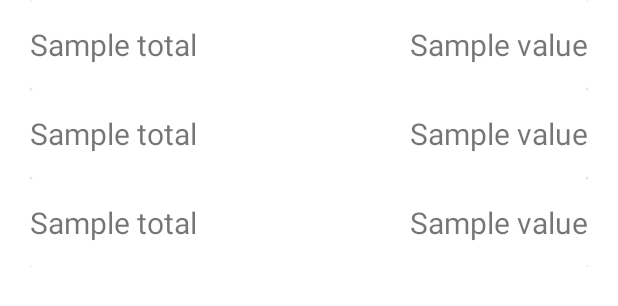
After one commit to morj12/dotametrics, an Android app: the layout fragment_totals.xml on its own in the app's theme, with its tools: preview values and no code run, on a phone screen of 412 x 824 dp. The commit adds this screen. Shown: the top 306 px of the screen. Run offline under Robolectric (Android 15) with nearby library versions, the phone set to English and light mode, and no system bars.

Commit message:
Add account totals

```diff
--- a/app/src/main/java/com/example/dotametrics/data/service/DotaService.kt
+++ b/app/src/main/java/com/example/dotametrics/data/service/DotaService.kt
@@ -1,6 +1,7 @@
 package com.example.dotametrics.data.service
 
 import com.example.dotametrics.data.model.players.PlayersResult
+import com.example.dotametrics.data.model.players.totals.TotalsResult
 import com.example.dotametrics.data.model.players.wl.WLResult
 import com.example.dotametrics.data.model.search.SearchResult
 import retrofit2.Call
@@ -20,4 +21,7 @@ interface DotaService {
     @GET("players/{id}/wl")
     fun getWLResults(@Path("id") id: String): Call<WLResult>
 
+    @GET("players/{id}/totals")
+    fun getTotals(@Path("id") id: String): Call<List<TotalsResult>>
+
 }
--- a/app/src/main/java/com/example/dotametrics/presentation/view/account/AccountActivity.kt
+++ b/app/src/main/java/com/example/dotametrics/presentation/view/account/AccountActivity.kt
@@ -27,7 +27,10 @@ class AccountActivity : AppCompatActivity() {
 
         initTabs()
         val id = intent.getIntExtra("id", 0)
-        if (id != 0) viewModel.loadUser(id.toString())
+        if (id != 0) {
+            viewModel.userId = id.toString()
+            viewModel.loadUser(id.toString())
+        }
         observe()
     }
 
--- a/app/src/main/res/layout/activity_account.xml
+++ b/app/src/main/res/layout/activity_account.xml
@@ -64,8 +64,9 @@
     <androidx.viewpager.widget.ViewPager
         android:id="@+id/view_pager"
         android:layout_width="match_parent"
-        android:layout_height="wrap_content"
+        android:layout_height="0dp"
         app:layout_behavior="@string/appbar_scrolling_view_behavior"
+        app:layout_constraintBottom_toBottomOf="parent"
         app:layout_constraintEnd_toEndOf="parent"
         app:layout_constraintStart_toStartOf="parent"
         app:layout_constraintTop_toBottomOf="@id/tabs" />
--- a/app/src/main/res/layout/activity_main.xml
+++ b/app/src/main/res/layout/activity_main.xml
@@ -56,7 +56,7 @@
             android:id="@+id/rc_main"
             android:layout_width="match_parent"
             android:layout_height="wrap_content"
-            tools:listitem="@layout/search_result" />
+            tools:listitem="@layout/search_result_item" />
 
     </androidx.cardview.widget.CardView>
 
--- /dev/null
+++ b/app/src/main/res/layout/fragment_totals.xml
@@ -0,0 +1,21 @@
+<?xml version="1.0" encoding="utf-8"?>
+<androidx.constraintlayout.widget.ConstraintLayout xmlns:android="http://schemas.android.com/apk/res/android"
+    xmlns:app="http://schemas.android.com/apk/res-auto"
+    xmlns:tools="http://schemas.android.com/tools"
+    android:layout_width="match_parent"
+    android:layout_height="wrap_content"
+    tools:context=".presentation.view.account.TotalsFragment">
+
+    <androidx.recyclerview.widget.RecyclerView
+        android:id="@+id/rc_totals"
+        android:layout_width="match_parent"
+        android:layout_height="wrap_content"
+        android:layout_marginStart="20dp"
+        android:layout_marginEnd="20dp"
+        app:layout_constraintBottom_toBottomOf="parent"
+        app:layout_constraintEnd_toEndOf="parent"
+        app:layout_constraintStart_toStartOf="parent"
+        app:layout_constraintTop_toTopOf="parent"
+        tools:listitem="@layout/totals_item" />
+
+</androidx.constraintlayout.widget.ConstraintLayout>
--- a/app/src/main/res/layout/search_result.xml
+++ b/app/src/main/res/layout/search_result_item.xml
@@ -49,8 +49,8 @@
             android:layout_width="wrap_content"
             android:layout_height="wrap_content"
             android:layout_margin="8dp"
+            app:layout_constraintStart_toEndOf="@id/search_icon"
             app:layout_constraintTop_toBottomOf="@id/search_result_id"
-            app:layout_constraintStart_toEndOf="@id/search_icon"
             tools:text="Last match: 01.01.2000" />
     </androidx.constraintlayout.widget.ConstraintLayout>
 </androidx.cardview.widget.CardView>
--- /dev/null
+++ b/app/src/main/res/layout/totals_item.xml
@@ -0,0 +1,35 @@
+<?xml version="1.0" encoding="utf-8"?>
+<androidx.cardview.widget.CardView xmlns:android="http://schemas.android.com/apk/res/android"
+    xmlns:app="http://schemas.android.com/apk/res-auto"
+    xmlns:tools="http://schemas.android.com/tools"
+    android:layout_width="match_parent"
+    android:layout_height="wrap_content">
+
+    <androidx.constraintlayout.widget.ConstraintLayout
+        android:layout_width="match_parent"
+        android:layout_height="wrap_content">
+
+        <TextView
+            android:id="@+id/tv_totals_name"
+            android:layout_width="wrap_content"
+            android:layout_height="wrap_content"
+            android:paddingVertical="16dp"
+            android:textSize="20sp"
+            app:layout_constraintBottom_toBottomOf="parent"
+            app:layout_constraintStart_toStartOf="parent"
+            app:layout_constraintTop_toTopOf="parent"
+            tools:text="Sample total" />
+
+        <TextView
+            android:id="@+id/tv_totals_value"
+            android:layout_width="wrap_content"
+            android:layout_height="wrap_content"
+            android:textSize="20sp"
+            app:layout_constraintBottom_toBottomOf="parent"
+            app:layout_constraintEnd_toEndOf="parent"
+            app:layout_constraintTop_toTopOf="parent"
+            tools:text="Sample value" />
+
+    </androidx.constraintlayout.widget.ConstraintLayout>
+
+</androidx.cardview.widget.CardView>
```
Also changed, not shown: app/src/main/java/com/example/dotametrics/data/model/players/totals/TotalsResult.kt (added, +9 -0 lines), app/src/main/java/com/example/dotametrics/presentation/adapter/SearchResultAdapter.kt (+5 -5 lines), app/src/main/java/com/example/dotametrics/presentation/adapter/SectionsPagerAdapter.kt (+8 -1 lines), app/src/main/java/com/example/dotametrics/presentation/adapter/TotalsAdapter.kt (added, +41 -0 lines), app/src/main/java/com/example/dotametrics/presentation/view/account/AccountViewModel.kt (+25 -0 lines), app/src/main/java/com/example/dotametrics/presentation/view/account/TotalsFragment.kt (added, +71 -0 lines), app/src/main/java/com/example/dotametrics/util/StatsMapper.kt (added, +21 -0 lines), app/src/main/res/values/strings.xml (+32 -0 lines).
